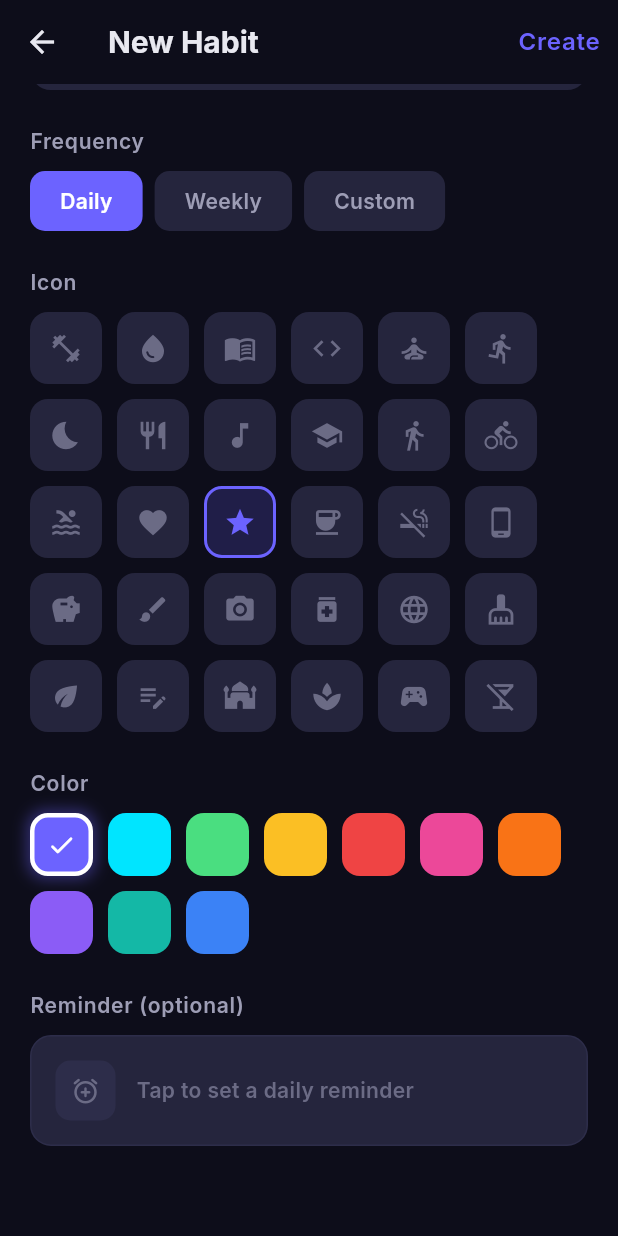
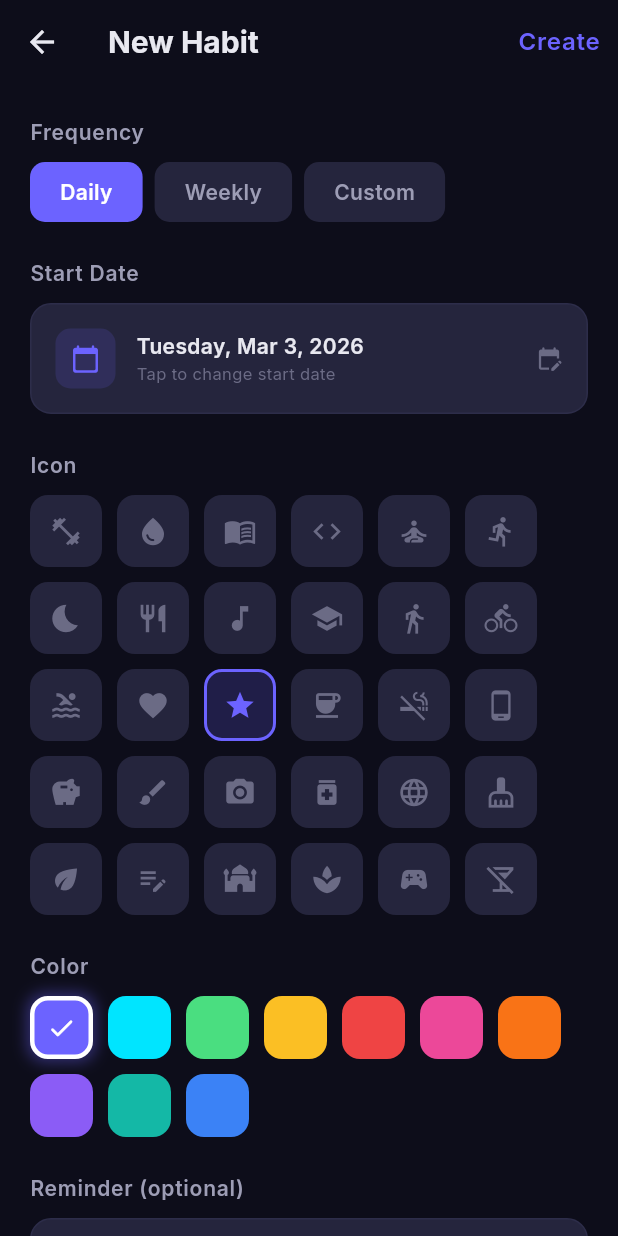
Before and after one commit to Ayushgupta91003/StreakForge, a Flutter app: the CreateHabitScreen screen opened directly, scrolled down 576 dp, on a phone screen of 412 x 824 dp. Run offline on Flutter 3.47's test engine with Material 3 defaults, Android fonts, the phone set to English and light mode, and no system bars; our stand-ins replace csv, file_picker, fl_chart, flutter_local_notifications, flutter_riverpod, google_fonts and 4 more; accounts and stored records are empty; generated files the repository leaves out were written again.

Commit message:
fix: correct success ratio and avg/week, add start date picker
Root cause: marking days before habit.createdAt inflated stats because
totalDays denominator was too small.

Fixes:
- streak_calculator: use min(createdAt, earliestRecord) as effective start
- streak_calculator: cap completionPercentage at 100%, avgPerWeek at 7
- habit_providers: auto-adjust createdAt backwards when marking past dates
- create_habit_screen: add Start Date picker (editable during create + edit)
- create_habit_screen: set habit.createdAt from selected start date

```diff
--- a/lib/features/habits/presentation/screens/create_habit_screen.dart
+++ b/lib/features/habits/presentation/screens/create_habit_screen.dart
@@ -1,5 +1,6 @@
 import 'package:flutter/material.dart';
 import 'package:flutter_riverpod/flutter_riverpod.dart';
+import 'package:intl/intl.dart';
 import 'package:streak_forge/core/theme/app_theme.dart';
 import 'package:streak_forge/core/constants/app_icons.dart';
 import 'package:streak_forge/features/habits/data/models/habit.dart';
@@ -32,6 +33,7 @@ class _CreateHabitScreenState extends ConsumerState<CreateHabitScreen> {
   String _selectedIcon = 'star';
   int _selectedColorIndex = 0;
   TimeOfDay? _reminderTime;
+  DateTime _startDate = DateTime.now();
 
   bool get _isEditing => widget.existingHabit != null;
 
@@ -53,6 +55,7 @@ class _CreateHabitScreenState extends ConsumerState<CreateHabitScreen> {
       _selectedColorIndex = AppColors.habitColors
           .indexWhere((c) => c.value == h.color)
           .clamp(0, AppColors.habitColors.length - 1);
+      _startDate = h.createdAt;
     }
   }
 
@@ -171,6 +174,12 @@ class _CreateHabitScreenState extends ConsumerState<CreateHabitScreen> {
               const SizedBox(height: 12),
               _buildCustomDaySelector(),
             ],
+            const SizedBox(height: 24),
+
+            // ─── Start Date ───
+            _buildSectionTitle('Start Date'),
+            const SizedBox(height: 10),
+            _buildStartDatePicker(),
             const SizedBox(height: 24),
 
             // ─── Icon ───
@@ -356,6 +365,91 @@ class _CreateHabitScreenState extends ConsumerState<CreateHabitScreen> {
           ),
         );
       }),
+    );
+  }
+
+  Widget _buildStartDatePicker() {
+    return GestureDetector(
+      onTap: () async {
+        final picked = await showDatePicker(
+          context: context,
+          initialDate: _startDate,
+          firstDate: DateTime(2020),
+          lastDate: DateTime.now(),
+          builder: (context, child) {
+            return Theme(
+              data: Theme.of(context).copyWith(
+                colorScheme: ColorScheme.dark(
+                  primary: Theme.of(context).colorScheme.primary,
+                  onPrimary: Colors.white,
+                  surface: AppColors.surface,
+                  onSurface: AppColors.textPrimary,
+                ),
+              ),
+              child: child!,
+            );
+          },
+        );
+        if (picked != null) {
+          setState(() => _startDate = picked);
+        }
+      },
+      child: Container(
+        padding: const EdgeInsets.all(16),
+        decoration: BoxDecoration(
+          color: AppColors.surfaceLight,
+          borderRadius: BorderRadius.circular(14),
+          border: Border.all(
+            color: AppColors.surfaceVariant,
+            width: 1,
+          ),
+        ),
+        child: Row(
+          children: [
+            Container(
+              width: 40,
+              height: 40,
+              decoration: BoxDecoration(
+                color: Theme.of(context).colorScheme.primary.withOpacity(0.15),
+                borderRadius: BorderRadius.circular(10),
+              ),
+              child: Icon(
+                Icons.calendar_today_rounded,
+                color: Theme.of(context).colorScheme.primary,
+                size: 20,
+              ),
+            ),
+            const SizedBox(width: 14),
+            Expanded(
+              child: Column(
+                crossAxisAlignment: CrossAxisAlignment.start,
+                children: [
+                  Text(
+                    DateFormat('EEEE, MMM d, yyyy').format(_startDate),
+                    style: const TextStyle(
+                      fontSize: 14,
+                      fontWeight: FontWeight.w600,
+                      color: AppColors.textPrimary,
+                    ),
+                  ),
+                  const Text(
+                    'Tap to change start date',
+                    style: TextStyle(
+                      fontSize: 11,
+                      color: AppColors.textTertiary,
+                    ),
+                  ),
+                ],
+              ),
+            ),
+            const Icon(
+              Icons.edit_calendar_rounded,
+              color: AppColors.textTertiary,
+              size: 18,
+            ),
+          ],
+        ),
+      ),
     );
   }
 
@@ -548,6 +642,7 @@ class _CreateHabitScreenState extends ConsumerState<CreateHabitScreen> {
     habit.color = AppColors.habitColors[_selectedColorIndex].value;
     habit.frequency = _frequency;
     habit.customDays = _customDays;
+    habit.createdAt = _startDate;
 
     if (_type == HabitType.frequency) {
       habit.targetValue = double.tryParse(_targetController.text) ?? 0;
```
Also changed, not shown: lib/features/habits/domain/streak_calculator.dart (+34 -12 lines), lib/features/habits/presentation/providers/habit_providers.dart (+31 -1 lines).
